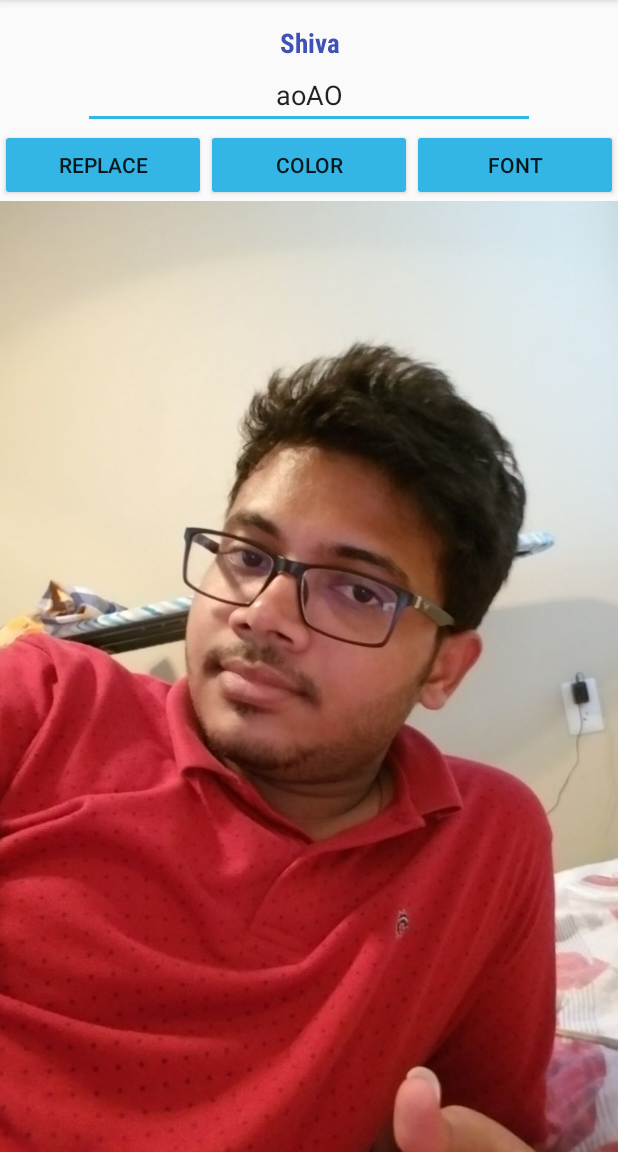
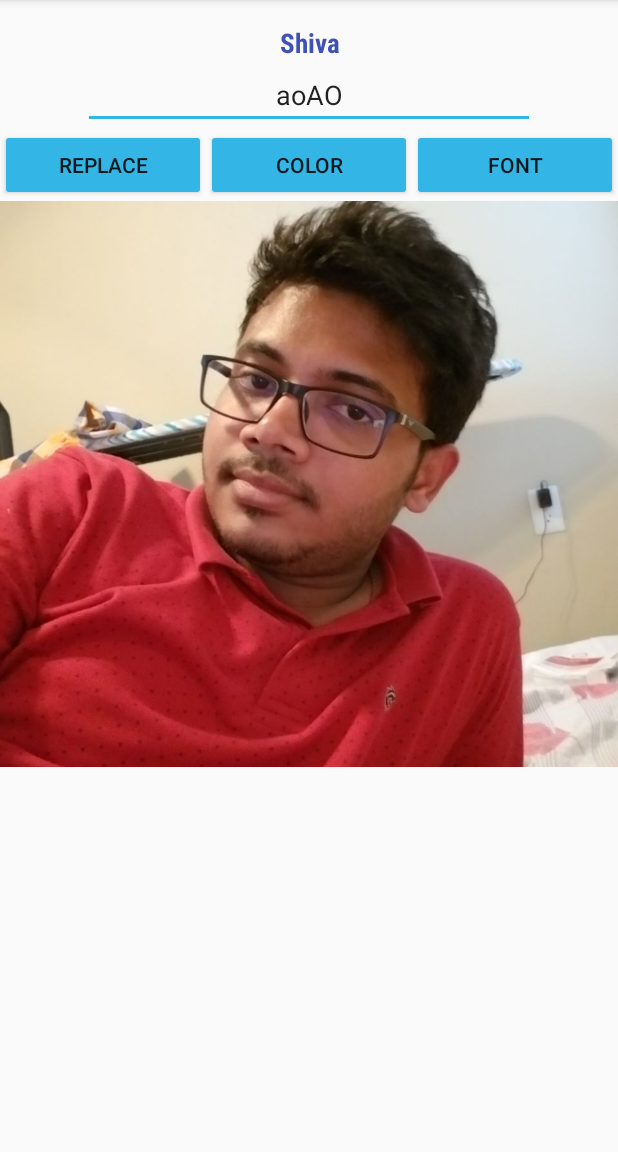
Before and after one commit to ShivaMiyapuram/Application_01, an Android app: the screen it shows after launch (MainActivity), on a phone screen of 412 x 824 dp, the part 84-1236 px from its top. Run offline under Robolectric (Android 15) with nearby library versions, the phone set to English and light mode, and no system bars.

Commit message:
Second Commit

```diff
--- a/app/src/main/res/layout/activity_main.xml
+++ b/app/src/main/res/layout/activity_main.xml
@@ -10,8 +10,8 @@
 
 
     <LinearLayout
-        android:layout_width="match_parent"
-        android:layout_height="match_parent"
+        android:layout_width="0dp"
+        android:layout_height="495dp"
         android:orientation="vertical"
         app:layout_constraintRight_toRightOf="parent"
         app:layout_constraintLeft_toLeftOf="parent"
@@ -101,10 +101,9 @@
             tools:layout_editor_absoluteX="18dp"
             tools:layout_editor_absoluteY="137dp"
             android:layout_weight="1"
-            android:scaleType="centerCrop"
+            android:scaleType="centerCrop" />
 
 
-            />
 
 
     </LinearLayout>
```
